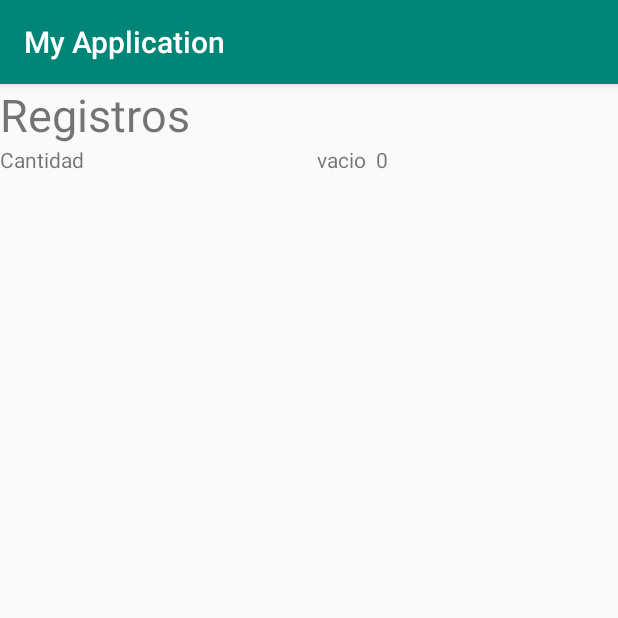
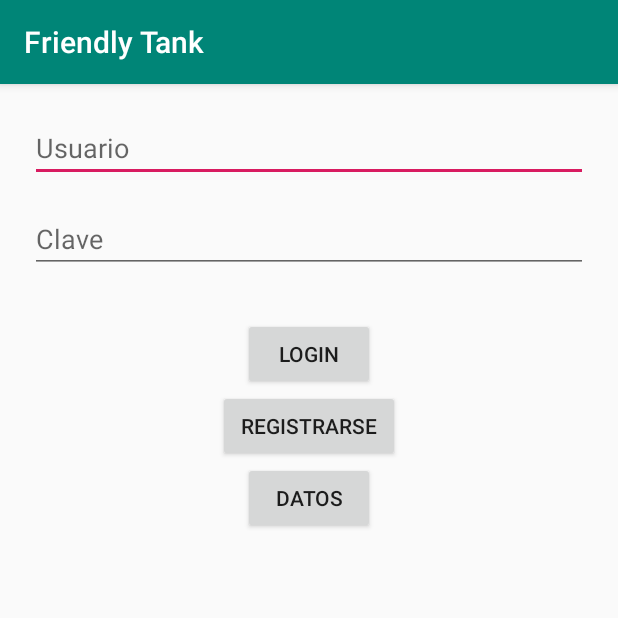
Before and after one commit to lzamora2798/asmt5, an Android app: the screen it shows after launch (MainActivity), on a phone screen of 412 x 824 dp, the top half of it. Run offline under Robolectric (Android 15) with nearby library versions, the phone set to English and light mode, and no system bars.

Commit message:
colocando cosas de autonomo1 como guia

```diff
--- a/app/src/main/java/com/example/myapplication/MainActivity.java
+++ b/app/src/main/java/com/example/myapplication/MainActivity.java
@@ -1,64 +1,50 @@
 package com.example.myapplication;
+
+import android.content.Intent;
+import android.os.Bundle;
+
+import android.util.Log;
+import android.view.View;
+import android.view.Menu;
+import android.view.MenuItem;
+import android.widget.Button;
+import android.widget.EditText;
+import android.widget.Toast;
 
 import androidx.appcompat.app.AppCompatActivity;
 
-import android.os.Bundle;
 
-import android.widget.LinearLayout;
-import android.widget.TextView;
-
-import com.google.firebase.database.DataSnapshot;
-import com.google.firebase.database.DatabaseError;
-import com.google.firebase.database.DatabaseReference;
-import com.google.firebase.database.FirebaseDatabase;
-import com.google.firebase.database.ValueEventListener;
 public class MainActivity extends AppCompatActivity {
-
-    DatabaseReference db_reference;
-    int cantidad;
-    TextView value;
+    private EditText txtNombre, txtApellido, txtUsuario, txtPasswd;
+    private Button btnLogin, btnRegistro;
     @Override
     protected void onCreate(Bundle savedInstanceState) {
         super.onCreate(savedInstanceState);
         setContentView(R.layout.activity_main);
-        value= (TextView) findViewById(R.id.valor);
-        db_reference = FirebaseDatabase.getInstance().getReference().child("Registros");
-        leerRegistros();
-
+        //Referencias a los controles
+        txtUsuario = (EditText) findViewById(R.id.txtUsuario);
+        txtPasswd = (EditText) findViewById(R.id.txtPasswd);
+        btnLogin = (Button) findViewById(R.id.btnLogin);
+        btnRegistro = (Button) findViewById(R.id.btnRegistro);
+    }
+    public void registrarse(View view) {
+        Intent intent = new Intent(this, formulario_registro.class);
+        startActivity(intent);
+    }
+    public void login(View view) {
+        Toast toast=Toast.makeText(getApplicationContext(),"Usted no cuenta con un usuario",Toast.LENGTH_SHORT);
+        toast.show();
+    }
+    public void datos(View view) {
+        Intent intent = new Intent(this, PantallaDatos.class);
+        startActivity(intent);
 
     }
-    private void leerRegistros() {
-        db_reference.addValueEventListener(new ValueEventListener() {
-            @Override
-            public void onDataChange(DataSnapshot dataSnapshot) {
-                //for (DataSnapshot snapshot : dataSnapshot.getChildren()) {
-                // mostrarRegistrosPorPantalla(snapshot); }
-                mostrarRegistrosPorPantalla();
-                cantidad+=1;
-            }
-            @Override
-            public void onCancelled(DatabaseError error) {
-                System.out.println(error.toException());
-            }
-        });
 
-    }
-    public void mostrarRegistrosPorPantalla(){
-        LinearLayout contTemp = (LinearLayout) findViewById(R.id.ContenedorTemp);
-        LinearLayout contAxis = (LinearLayout) findViewById(R.id.ContenedorAxis);
-        //String tempVal = String.valueOf(snapshot.child("flag").getValue());
-        TextView temp = new TextView(getApplicationContext());
-        if (cantidad ==0){
-            value.setText("vacio  " + cantidad);
+    public void onClick(View v) {
+        if(v.getId() == R.id.btnLogin){
+            Log.d("mensaje","ïngreso");
+        }else if(v.getId() == R.id.btnRegistro) {
         }
-        else if(cantidad % 2 ==0){ //para cuadno el contador este impart
-            value.setText("lleno  " + cantidad);
-        }
-        else if (cantidad % 2 !=0){ // para cuando el contador este par
-            value.setText("vacio  " + cantidad);
-        }
-        contTemp.addView(temp);
-        TextView axis = new TextView(getApplicationContext());
-        contAxis.addView(axis);
     }
 }
--- /dev/null
+++ b/app/src/main/java/com/example/myapplication/PantallaDeBienvenida.java
@@ -0,0 +1,27 @@
+package com.example.myapplication;
+
+        import androidx.appcompat.app.AppCompatActivity;
+
+        import android.content.Intent;
+        import android.os.Bundle;
+        import android.os.Handler;
+
+public class PantallaDeBienvenida extends AppCompatActivity {
+
+
+    @Override
+    protected void onCreate( Bundle savedInstanceState) {
+        super.onCreate(savedInstanceState);
+        setContentView(R.layout.activity_pantalla_de_bienvenida);
+
+        new Handler().postDelayed(new Runnable() {
+            @Override
+            public void run() {
+                Intent intent = new Intent(PantallaDeBienvenida.this, MainActivity.class);
+                startActivity(intent);
+                finish();
+
+            }
+        },3000);
+    }
+}
--- a/app/src/main/res/layout/activity_main.xml
+++ b/app/src/main/res/layout/activity_main.xml
@@ -1,67 +1,48 @@
-<?xml version="1.0" encoding="utf-8"?>
 <LinearLayout xmlns:android="http://schemas.android.com/apk/res/android"
-    xmlns:app="http://schemas.android.com/apk/res-auto"
-    xmlns:tools="http://schemas.android.com/tools"
-    android:layout_width="match_parent"
-    android:layout_height="match_parent"
     android:orientation="vertical"
-    tools:context=".MainActivity" >
-    <ScrollView
-        android:layout_width="match_parent"
-        android:layout_height="match_parent">
-        <LinearLayout
-            android:layout_width="match_parent"
-            android:layout_height="wrap_content"
-            android:orientation="vertical">
+    android:layout_width="fill_parent"
+    android:layout_height="fill_parent"
+    android:padding="20dip">
 
-            <TextView
-                android:id="@+id/textView2"
-                android:layout_width="match_parent"
-                android:layout_height="wrap_content"
-                android:text="Registros"
-                android:textSize="30sp" />
-            <LinearLayout
-                android:layout_width="match_parent"
-                android:layout_height="wrap_content"
-                android:orientation="horizontal">
-                <LinearLayout
-                    android:id="@+id/TituloTemp"
-                    android:layout_width="211dp"
-                    android:layout_height="match_parent"
-                    android:orientation="vertical">
-                    <TextView
-                        android:id="@+id/textView3"
-                        android:layout_width="match_parent"
-                        android:layout_height="wrap_content"
-                        android:text="Cantidad" />
-                </LinearLayout>
-                <LinearLayout
-                    android:id="@+id/TituloAxis1"
-                    android:layout_width="match_parent"
-                    android:layout_height="match_parent"
-                    android:orientation="vertical">
-                    <TextView
-                        android:id="@+id/valor"
-                        android:layout_width="match_parent"
-                        android:layout_height="wrap_content"
-                        android:text="0" />
-                </LinearLayout>
-            </LinearLayout>
-            <LinearLayout
-                android:layout_width="match_parent"
-                android:layout_height="match_parent"
-                android:orientation="horizontal">
-                <LinearLayout
-                    android:id="@+id/ContenedorTemp"
-                    android:layout_width="211dp"
-                    android:layout_height="match_parent"
-                    android:orientation="vertical"/>
-                <LinearLayout
-                    android:id="@+id/ContenedorAxis"
-                    android:layout_width="match_parent"
-                    android:layout_height="match_parent"
-                    android:orientation="vertical" />
-            </LinearLayout>
-        </LinearLayout>
-    </ScrollView>
+    <EditText
+        android:id="@+id/txtUsuario"
+        android:layout_width="fill_parent"
+        android:layout_height="wrap_content"
+        android:hint="Usuario" />
+
+    <EditText
+        android:id="@+id/txtPasswd"
+        android:layout_width="fill_parent"
+        android:layout_height="wrap_content"
+        android:layout_marginTop="15dip"
+        android:layout_marginBottom="30dip"
+        android:hint="Clave" />
+
+    <Button android:id="@+id/btnLogin"
+        android:layout_height="wrap_content"
+        android:layout_width="wrap_content"
+        android:text="Login"
+        android:layout_gravity="center_horizontal"
+        android:paddingLeft="15dip"
+        android:paddingRight="15dip"
+        android:onClick="login" />
+
+    <Button
+        android:id="@+id/btnRegistro"
+        android:layout_width="wrap_content"
+        android:layout_height="wrap_content"
+        android:layout_gravity="center_horizontal"
+        android:onClick="registrarse"
+        android:paddingLeft="15dip"
+        android:paddingRight="15dip"
+        android:text="Registrarse" />
+    <Button
+        android:id="@+id/btnDatos"
+        android:layout_width="wrap_content"
+        android:layout_height="wrap_content"
+        android:layout_gravity="center_horizontal"
+        android:onClick="datos"
+        android:paddingLeft="15dip"
+        android:paddingRight="15dip"
+        android:text="DATOS" />
 </LinearLayout>
--- a/app/src/main/res/values/strings.xml
+++ b/app/src/main/res/values/strings.xml
@@ -1,3 +1,3 @@
 <resources>
-    <string name="app_name">My Application</string>
+    <string name="app_name">Friendly Tank</string>
 </resources>
```
Also changed, not shown: app/src/main/AndroidManifest.xml (+17 -4 lines), app/src/main/java/com/example/myapplication/PantallaDatos.java (added, +67 -0 lines), app/src/main/java/com/example/myapplication/formulario_registro.java (added, +42 -0 lines), app/src/main/res/layout/activity_formulario_registro.xml (added, +164 -0 lines), app/src/main/res/layout/activity_pantalla_datos.xml (added, +67 -0 lines), app/src/main/res/layout/activity_pantalla_de_bienvenida.xml (added, +27 -0 lines), app/build.gradle (line endings or trailing spaces), app/src/main/res/drawable-v24/error.jpg (added), app/src/main/res/drawable-v24/inicio.png (added).
